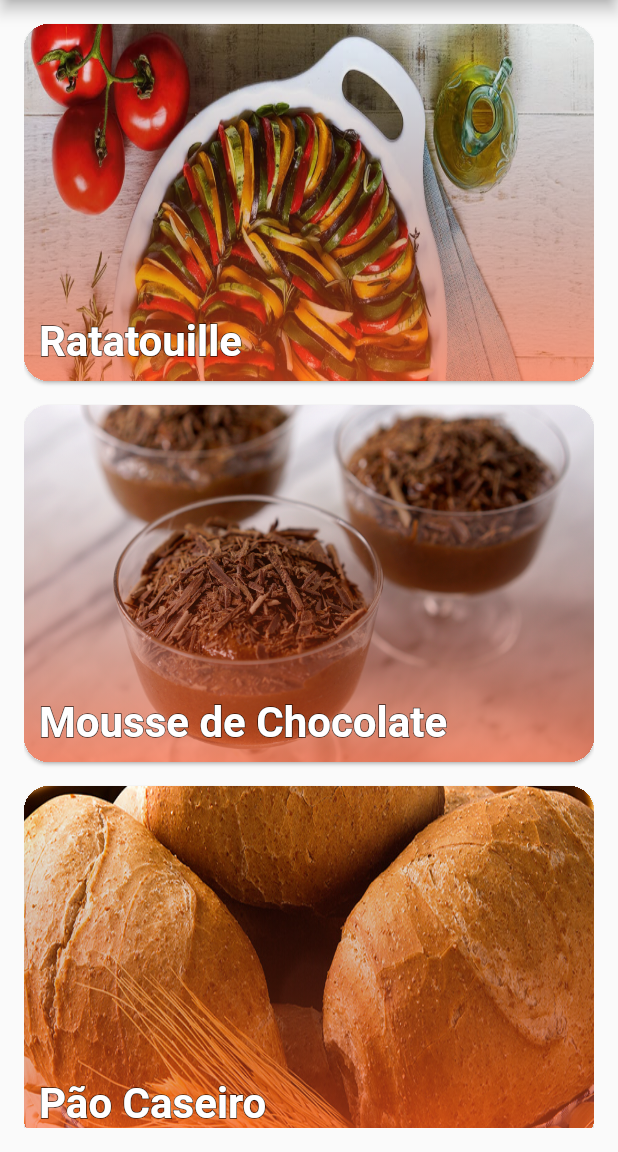
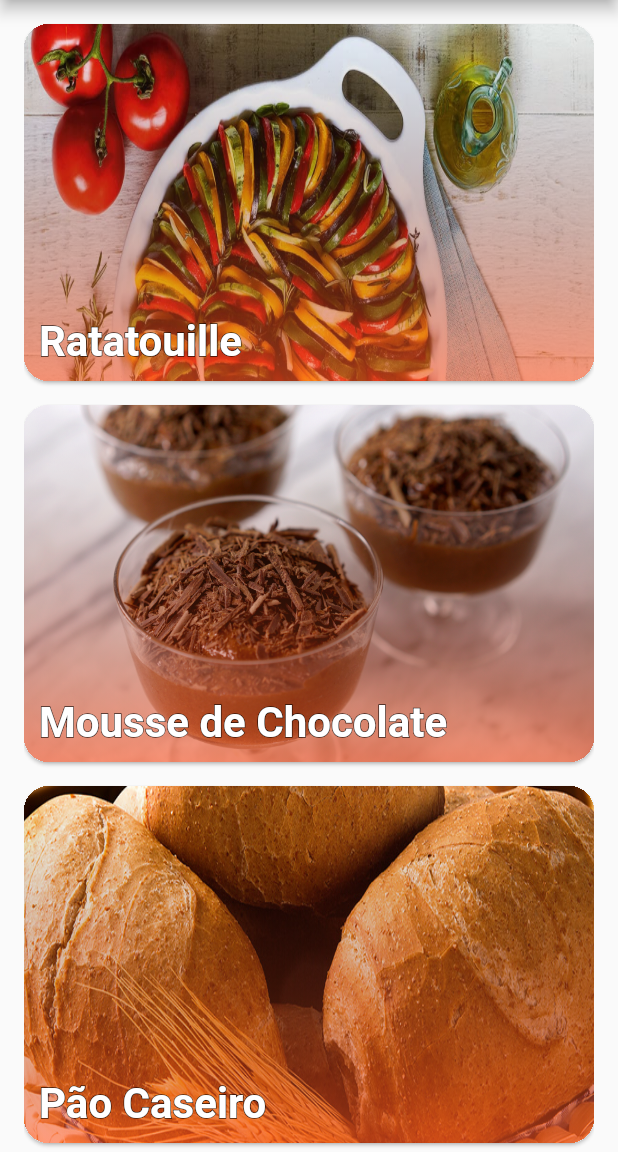
Before and after one commit to MisorWyvern/intro_flutter, a Flutter app: the screen it shows after launch, on a phone screen of 412 x 824 dp, the part 84-1236 px from its top. Run offline on Flutter 3.47's test engine with Material 2 defaults, Android fonts, the phone set to English and light mode, and no system bars.

Commit message:
Fix padding in home_page

```diff
--- a/lib/pages/home_page.dart
+++ b/lib/pages/home_page.dart
@@ -17,7 +17,7 @@ class HomePage extends StatelessWidget {
         title: Text(title),
       ),
       body: Padding(
-          padding: const EdgeInsets.fromLTRB(16, 8, 16, 16),
+          padding: const EdgeInsets.fromLTRB(16, 8, 16, 0),
           child: FutureBuilder(
             future: DefaultAssetBundle.of(context)
                 .loadString("assets/receitas.json"),
```
